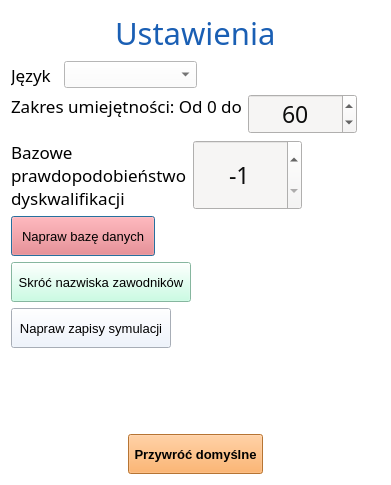
First picture: the form in source/UI/AppSettings/AppSettingsWindow.ui, repository SiekamCebule/sj-sim, before the edit.
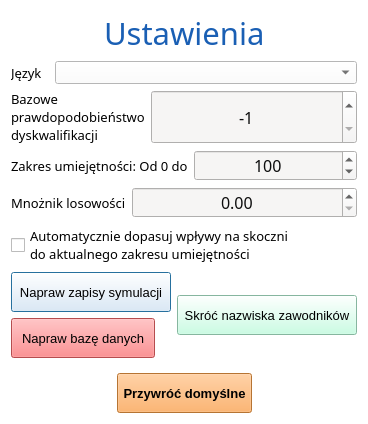
Second picture: the form after the edit.

The edit to the form file:
```diff
--- a/source/UI/AppSettings/AppSettingsWindow.ui
+++ b/source/UI/AppSettings/AppSettingsWindow.ui
@@ -6,8 +6,8 @@
    <rect>
     <x>0</x>
     <y>0</y>
-    <width>391</width>
-    <height>485</height>
+    <width>368</width>
+    <height>424</height>
    </rect>
   </property>
   <property name="windowTitle">
@@ -18,7 +18,7 @@
 	background-color: rgb(255, 255, 255);
 }</string>
   </property>
-  <layout class="QVBoxLayout" name="verticalLayout">
+  <layout class="QVBoxLayout" name="verticalLayout_3">
    <item>
     <layout class="QHBoxLayout" name="horizontalLayout">
      <item>
@@ -68,23 +68,7 @@
     </layout>
    </item>
    <item>
-    <spacer name="verticalSpacer_2">
-     <property name="orientation">
-      <enum>Qt::Vertical</enum>
-     </property>
-     <property name="sizeType">
-      <enum>QSizePolicy::Maximum</enum>
-     </property>
-     <property name="sizeHint" stdset="0">
-      <size>
-       <width>20</width>
-       <height>40</height>
-      </size>
-     </property>
-    </spacer>
-   </item>
-   <item>
-    <layout class="QHBoxLayout" name="horizontalLayout_2">
+    <layout class="QVBoxLayout" name="verticalLayout_2">
      <item>
       <layout class="QFormLayout" name="formLayout">
        <item row="0" column="0">
@@ -92,7 +76,7 @@
          <property name="font">
           <font>
            <family>Quicksand Medium</family>
-           <pointsize>13</pointsize>
+           <pointsize>10</pointsize>
           </font>
          </property>
          <property name="styleSheet">
@@ -113,7 +97,7 @@
          </property>
          <property name="font">
           <font>
-           <pointsize>14</pointsize>
+           <pointsize>12</pointsize>
           </font>
          </property>
          <property name="styleSheet">
@@ -128,113 +112,6 @@
       </layout>
      </item>
      <item>
-      <spacer name="horizontalSpacer_3">
-       <property name="orientation">
-        <enum>Qt::Horizontal</enum>
-       </property>
-       <property name="sizeHint" stdset="0">
-        <size>
-         <width>40</width>
-         <height>20</height>
-        </size>
-       </property>
-      </spacer>
-     </item>
-    </layout>
-   </item>
-   <item>
-    <spacer name="verticalSpacer_4">
-     <property name="orientation">
-      <enum>Qt::Vertical</enum>
-     </property>
-     <property name="sizeType">
-      <enum>QSizePolicy::Maximum</enum>
-     </property>
-     <property name="sizeHint" stdset="0">
-      <size>
-       <width>20</width>
-       <height>13</height>
-      </size>
-     </property>
-    </spacer>
-   </item>
-   <item>
-    <layout class="QHBoxLayout" name="horizontalLayout_4">
-     <item>
-      <layout class="QFormLayout" name="formLayout_2">
-       <item row="0" column="0">
-        <widget class="QLabel" name="label_language_2">
-         <property name="font">
-          <font>
-           <family>Quicksand Medium</family>
-           <pointsize>13</pointsize>
-          </font>
-         </property>
-         <property name="styleSheet">
-          <string notr="true">color: rgb(0, 0, 0);</string>
-         </property>
-         <property name="text">
-          <string>Zakres umiejętności: Od 0 do</string>
-         </property>
-        </widget>
-       </item>
-      </layout>
-     </item>
-     <item>
-      <widget class="QSpinBox" name="spinBox_skillsRange">
-       <property name="font">
-        <font>
-         <family>Quicksand Medium</family>
-         <pointsize>17</pointsize>
-         <bold>false</bold>
-        </font>
-       </property>
-       <property name="styleSheet">
-        <string notr="true">background-color: rgb(246, 245, 244);
-color: rgb(13, 13, 13);</string>
-       </property>
-       <property name="alignment">
-        <set>Qt::AlignCenter</set>
-       </property>
-       <property name="maximum">
-        <number>100000</number>
-       </property>
-       <property name="value">
-        <number>60</number>
-       </property>
-      </widget>
-     </item>
-     <item>
-      <spacer name="horizontalSpacer_6">
-       <property name="orientation">
-        <enum>Qt::Horizontal</enum>
-       </property>
-       <property name="sizeHint" stdset="0">
-        <size>
-         <width>40</width>
-         <height>20</height>
-        </size>
-       </property>
-      </spacer>
-     </item>
-    </layout>
-   </item>
-   <item>
-    <spacer name="verticalSpacer_5">
-     <property name="orientation">
-      <enum>Qt::Vertical</enum>
-     </property>
-     <property name="sizeHint" stdset="0">
-      <size>
-       <width>20</width>
-       <height>13</height>
-      </size>
-     </property>
-    </spacer>
-   </item>
-   <item>
-    <layout class="QHBoxLayout" name="horizontalLayout_6">
-     <item>
       <layout class="QFormLayout" name="formLayout_4">
        <item row="0" column="0">
         <widget class="QLabel" name="label_language_4">
@@ -247,7 +124,7 @@
          <property name="font">
           <font>
            <family>Quicksand Medium</family>
-           <pointsize>13</pointsize>
+           <pointsize>10</pointsize>
           </font>
          </property>
          <property name="styleSheet">
@@ -261,9 +138,7 @@
          </property>
         </widget>
        </item>
-      </layout>
-     </item>
-     <item>
+       <item row="0" column="1">
       <widget class="QSpinBox" name="spinBox_dsqProbability">
        <property name="sizePolicy">
         <sizepolicy hsizetype="Minimum" vsizetype="Minimum">
@@ -274,7 +149,7 @@
        <property name="font">
         <font>
          <family>Quicksand Medium</family>
-         <pointsize>17</pointsize>
+           <pointsize>12</pointsize>
         </font>
        </property>
        <property name="styleSheet">
@@ -295,20 +170,148 @@
        </property>
       </widget>
      </item>
+      </layout>
+     </item>
      <item>
-      <spacer name="horizontalSpacer_8">
-       <property name="orientation">
-        <enum>Qt::Horizontal</enum>
-       </property>
-       <property name="sizeHint" stdset="0">
-        <size>
-         <width>40</width>
-         <height>20</height>
-        </size>
-       </property>
-      </spacer>
-     </item>
-    </layout>
+      <layout class="QFormLayout" name="formLayout_2">
+       <item row="0" column="0">
+        <widget class="QLabel" name="label_language_2">
+         <property name="font">
+          <font>
+           <family>Quicksand Medium</family>
+           <pointsize>10</pointsize>
+          </font>
+         </property>
+         <property name="styleSheet">
+          <string notr="true">color: rgb(0, 0, 0);</string>
+         </property>
+         <property name="text">
+          <string>Zakres umiejętności: Od 0 do</string>
+         </property>
+        </widget>
+       </item>
+       <item row="0" column="1">
+        <widget class="QSpinBox" name="spinBox_skillsRange">
+         <property name="font">
+          <font>
+           <family>Quicksand Medium</family>
+           <pointsize>12</pointsize>
+           <bold>false</bold>
+          </font>
+         </property>
+         <property name="styleSheet">
+          <string notr="true">background-color: rgb(246, 245, 244);
+color: rgb(13, 13, 13);</string>
+         </property>
+         <property name="alignment">
+          <set>Qt::AlignCenter</set>
+         </property>
+         <property name="maximum">
+          <number>100000</number>
+         </property>
+         <property name="value">
+          <number>100</number>
+         </property>
+        </widget>
+       </item>
+      </layout>
+     </item>
+     <item>
+      <layout class="QFormLayout" name="formLayout_3">
+       <item row="0" column="0">
+        <widget class="QLabel" name="label_language_3">
+         <property name="font">
+          <font>
+           <family>Quicksand Medium</family>
+           <pointsize>10</pointsize>
+          </font>
+         </property>
+         <property name="styleSheet">
+          <string notr="true">color: rgb(0, 0, 0);</string>
+         </property>
+         <property name="text">
+          <string>Mnożnik losowości</string>
+         </property>
+         <property name="wordWrap">
+          <bool>true</bool>
+         </property>
+        </widget>
+       </item>
+       <item row="0" column="1">
+        <widget class="QDoubleSpinBox" name="doubleSpinBox_randomMultiplier">
+         <property name="font">
+          <font>
+           <family>Quicksand Medium</family>
+           <pointsize>12</pointsize>
+          </font>
+         </property>
+         <property name="styleSheet">
+          <string notr="true">background-color: rgb(246, 245, 244);
+color: rgb(13, 13, 13);</string>
+         </property>
+         <property name="alignment">
+          <set>Qt::AlignCenter</set>
+         </property>
+        </widget>
+       </item>
+      </layout>
+     </item>
+     <item>
+      <widget class="QCheckBox" name="checkBox_autoAdjustHillEffects">
+       <property name="font">
+        <font>
+         <family>Quicksand Medium</family>
+         <pointsize>10</pointsize>
+        </font>
+       </property>
+       <property name="styleSheet">
+        <string notr="true">color: black;</string>
+       </property>
+       <property name="text">
+        <string>Automatycznie dopasuj wpływy na skoczni
+do aktualnego zakresu umiejętności</string>
+       </property>
+      </widget>
+     </item>
+    </layout>
+   </item>
+   <item>
+    <layout class="QHBoxLayout" name="horizontalLayout_7">
+     <item>
+      <layout class="QVBoxLayout" name="verticalLayout">
+       <item>
+        <widget class="QPushButton" name="pushButton_repairDatabase_2">
+         <property name="minimumSize">
+          <size>
+           <width>160</width>
+           <height>40</height>
+          </size>
+         </property>
+         <property name="maximumSize">
+          <size>
+           <width>160</width>
+           <height>40</height>
+          </size>
+         </property>
+         <property name="font">
+          <font>
+           <pointsize>10</pointsize>
+          </font>
+         </property>
+         <property name="whatsThis">
+          <string>Od nowa przypisuje ID dla każdego obiektu w globalnej bazie danych.
+Użyteczne kiedy chcemy przenieść bazę danych z wczesnych wersji.</string>
+         </property>
+         <property name="styleSheet">
+          <string notr="true">QPushButton{
+	background-color: rgb(234, 242, 255);
+	color: rgb(0, 0, 0);
+}</string>
+         </property>
+         <property name="text">
+          <string>Napraw zapisy symulacji</string>
+         </property>
+        </widget>
    </item>
    <item>
     <widget class="QPushButton" name="pushButton_repairDatabase">
@@ -344,6 +347,8 @@
      </property>
     </widget>
    </item>
+      </layout>
+     </item>
    <item>
     <widget class="QPushButton" name="pushButton_cutSurnames">
      <property name="minimumSize">
@@ -374,39 +379,7 @@
      </property>
     </widget>
    </item>
-   <item>
-    <widget class="QPushButton" name="pushButton_repairDatabase_2">
-     <property name="minimumSize">
-      <size>
-       <width>160</width>
-       <height>40</height>
-      </size>
-     </property>
-     <property name="maximumSize">
-      <size>
-       <width>160</width>
-       <height>40</height>
-      </size>
-     </property>
-     <property name="font">
-      <font>
-       <pointsize>10</pointsize>
-      </font>
-     </property>
-     <property name="whatsThis">
-      <string>Od nowa przypisuje ID dla każdego obiektu w globalnej bazie danych.
-Użyteczne kiedy chcemy przenieść bazę danych z wczesnych wersji.</string>
-     </property>
-     <property name="styleSheet">
-      <string notr="true">QPushButton{
-	background-color: rgb(234, 242, 255);
-	color: rgb(0, 0, 0);
-}</string>
-     </property>
-     <property name="text">
-      <string>Napraw zapisy symulacji</string>
-     </property>
-    </widget>
+    </layout>
    </item>
    <item>
     <spacer name="verticalSpacer">
```
Lines whose indentation alone changed are shown as unchanged.
